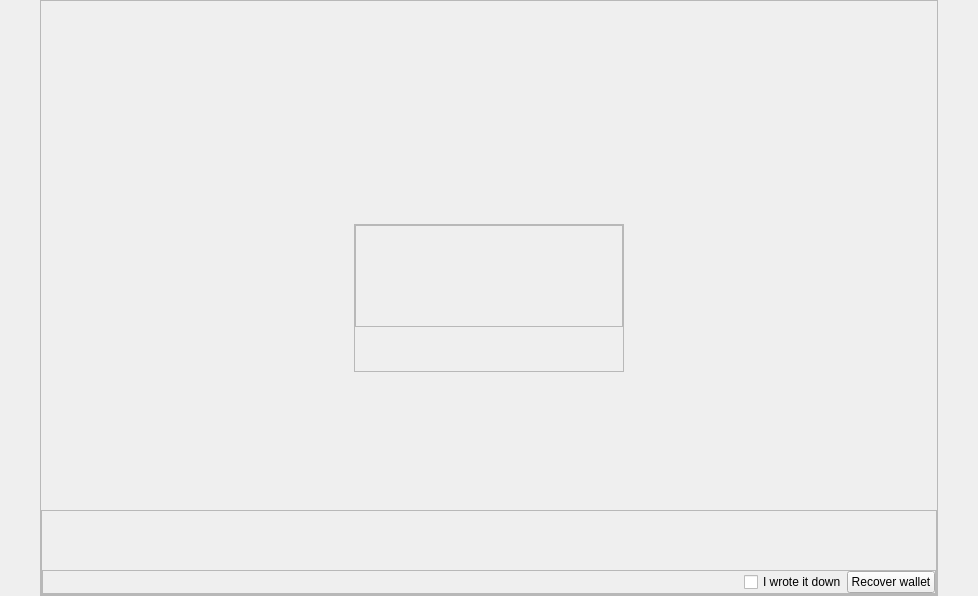
frozenflux3/munt-official, file src/qt/_Gulden/forms/welcomedialog.ui: the form before one commit.
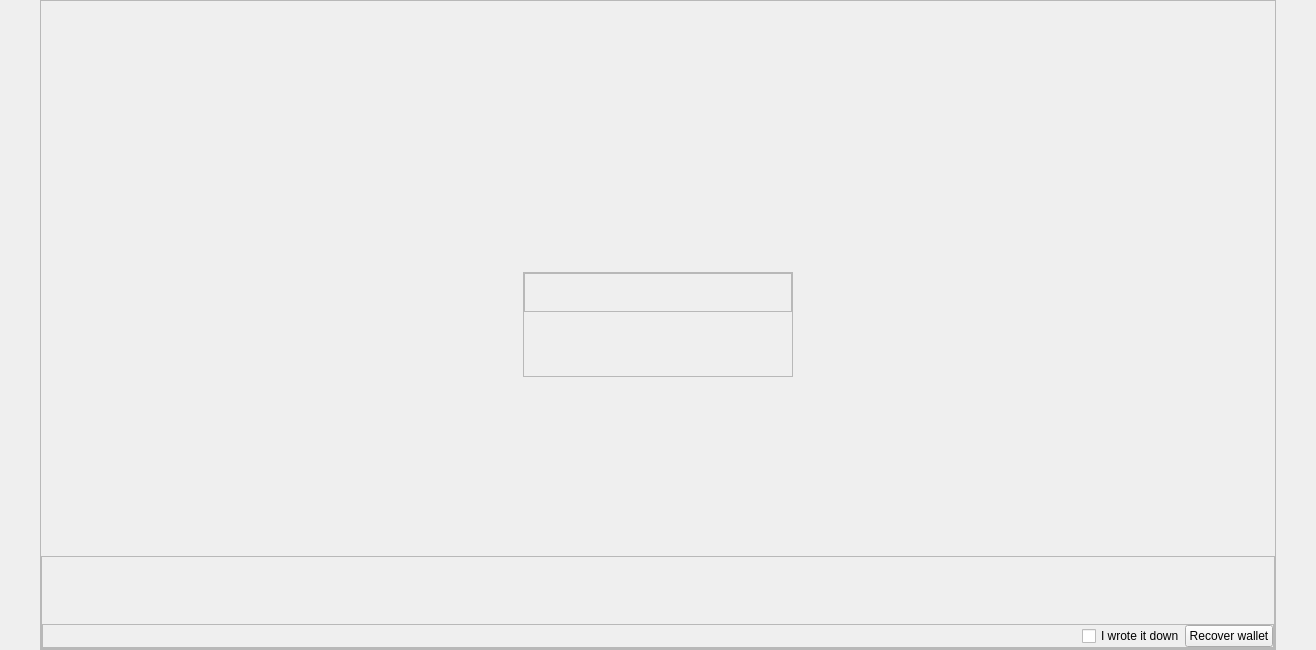
The form after the commit. The open tabs and pages were chosen to show the change. Icons and pictures are not drawn.

Commit message: UI: Update welcome dialog logo

```diff
--- a/src/qt/_Gulden/forms/welcomedialog.ui
+++ b/src/qt/_Gulden/forms/welcomedialog.ui
@@ -6,8 +6,8 @@
    <rect>
     <x>0</x>
     <y>0</y>
-    <width>978</width>
-    <height>596</height>
+    <width>1316</width>
+    <height>650</height>
    </rect>
   </property>
   <property name="sizePolicy">
@@ -305,9 +305,18 @@
                   <property name="spacing">
                    <number>0</number>
                   </property>
-                  <property name="margin">
+                  <property name="leftMargin">
                    <number>0</number>
                   </property>
+                  <property name="topMargin">
+                   <number>0</number>
+                  </property>
+                  <property name="rightMargin">
+                   <number>0</number>
+                  </property>
+                  <property name="bottomMargin">
+                   <number>5</number>
+                  </property>
                   <item>
                    <spacer name="horizontalSpacer_5">
                     <property name="orientation">
@@ -323,16 +332,22 @@
                   </item>
                   <item>
                    <widget class="QLabel" name="labelWelcomeDialogLogo">
+                    <property name="sizePolicy">
+                     <sizepolicy hsizetype="Fixed" vsizetype="Fixed">
+                      <horstretch>0</horstretch>
+                      <verstretch>0</verstretch>
+                     </sizepolicy>
+                    </property>
                     <property name="minimumSize">
                      <size>
-                      <width>0</width>
-                      <height>100</height>
+                      <width>136</width>
+                      <height>32</height>
                      </size>
                     </property>
                     <property name="maximumSize">
                      <size>
-                      <width>100</width>
-                      <height>100</height>
+                      <width>136</width>
+                      <height>32</height>
                      </size>
                     </property>
                     <property name="text">
@@ -378,8 +393,8 @@
                  </property>
                  <property name="minimumSize">
                   <size>
-                   <width>30</width>
-                   <height>30</height>
+                   <width>50</width>
+                   <height>50</height>
                   </size>
                  </property>
                  <property name="text">
```
Left out of the diff: 90 changed lines with no effect on the pictures. The commit also changes 1 other file.
